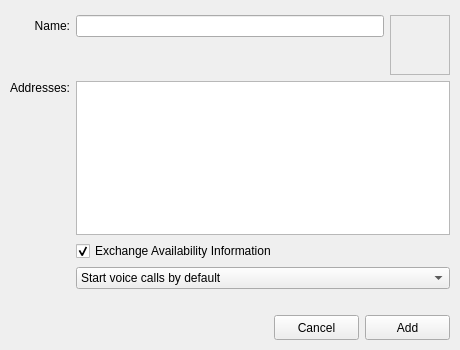
AGProjects/blink-qt, file resources/contact_editor.ui: the form before one commit.
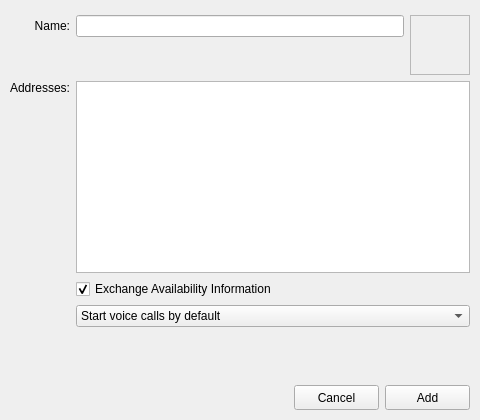
The form after the commit. Icons and pictures are not drawn. Custom widgets are drawn as their Qt base class.

Commit message: Resized the contact editor window to better fit the new Qt5 widget sizes

Diff of the .ui file:
```diff
--- a/resources/contact_editor.ui
+++ b/resources/contact_editor.ui
@@ -6,14 +6,14 @@
    <rect>
     <x>0</x>
     <y>0</y>
-    <width>460</width>
-    <height>350</height>
+    <width>480</width>
+    <height>420</height>
    </rect>
   </property>
   <property name="minimumSize">
    <size>
-    <width>460</width>
-    <height>350</height>
+    <width>480</width>
+    <height>420</height>
    </size>
   </property>
   <property name="windowTitle">
```
